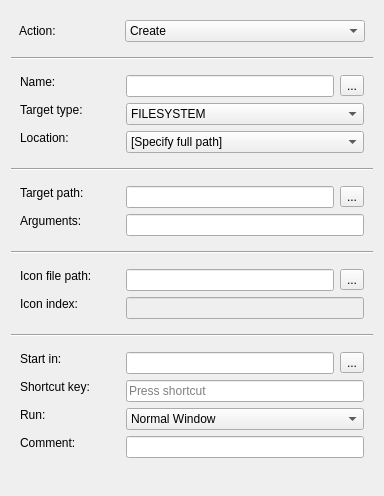
The window that src/plugins/preferences/shortcuts/shortcutswidget.ui (august-alt/gpui) describes before a commit, drawn with Qt 5.
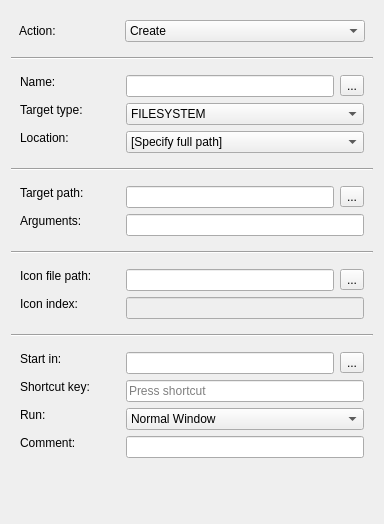
The same window after the commit.

What changed in the file:
```diff
--- a/src/plugins/preferences/shortcuts/shortcutswidget.ui
+++ b/src/plugins/preferences/shortcuts/shortcutswidget.ui
@@ -7,7 +7,7 @@
     <x>0</x>
     <y>0</y>
     <width>384</width>
-    <height>496</height>
+    <height>524</height>
    </rect>
   </property>
   <property name="windowTitle">
```
Left out of the diff: 18 changed lines with no effect on the pictures.
